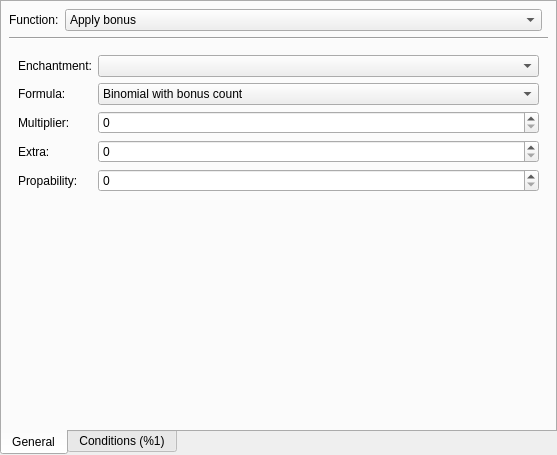
The window that src/loottablefunction.ui (IoeCmcomc/MCDatapacker) describes before a commit, drawn with Qt 5.
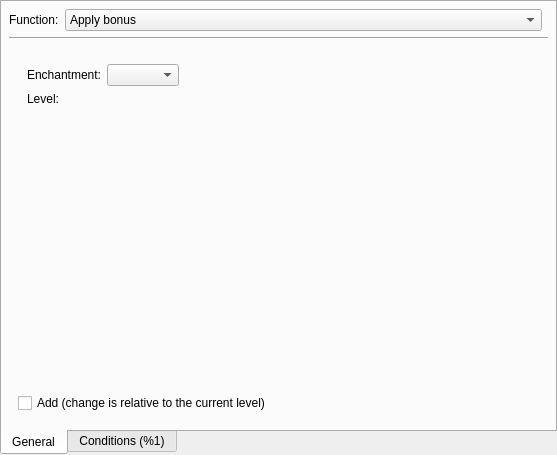
The same window after the commit. Custom widgets are drawn as their Qt base class.

Commit message:
[Impl] Add "set enchantments" loot table function
ExtendedTableWidget::ColumnMapping:
- Store the editor's class as a enum value.

Diff of the .ui file:
```diff
--- a/src/loottablefunction.ui
+++ b/src/loottablefunction.ui
@@ -39,7 +39,7 @@
     <item row="2" column="0" colspan="3">
      <widget class="QStackedWidget" name="stackedWidget">
       <property name="currentIndex">
-       <number>0</number>
+       <number>13</number>
       </property>
       <widget class="QWidget" name="apply_bonus">
        <layout class="QFormLayout" name="formLayout_2">
@@ -712,6 +712,57 @@
         </item>
        </layout>
       </widget>
+      <widget class="QWidget" name="set_enchantments">
+       <layout class="QGridLayout" name="gridLayout_11">
+        <item row="0" column="0">
+         <widget class="ExtendedTableWidget" name="setEnchant_table">
+          <property name="columnTitles">
+           <stringlist>
+            <string>Enchantment</string>
+            <string>Level</string>
+           </stringlist>
+          </property>
+          <widget class="QFrame" name="container">
+           <layout class="QFormLayout" name="formLayout_6">
+            <item row="0" column="0">
+             <widget class="QLabel" name="label_37">
+              <property name="text">
+               <string>Enchantment:</string>
+              </property>
+              <property name="buddy">
+               <cstring>setEnchant_combo</cstring>
+              </property>
+             </widget>
+            </item>
+            <item row="0" column="1">
+             <widget class="QComboBox" name="setEnchant_combo"/>
+            </item>
+            <item row="1" column="0">
+             <widget class="QLabel" name="label_38">
+              <property name="text">
+               <string>Level:</string>
+              </property>
+              <property name="buddy">
+               <cstring>setEnchant_numberProvider</cstring>
+              </property>
+             </widget>
+            </item>
+            <item row="1" column="1">
+             <widget class="NumberProvider" name="setEnchant_numberProvider"/>
+            </item>
+           </layout>
+          </widget>
+         </widget>
+        </item>
+        <item row="1" column="0">
+         <widget class="TrueFalseBox" name="setEnchant_addCheck">
+          <property name="text">
+           <string>Add (change is relative to the current level)</string>
+          </property>
+         </widget>
+        </item>
+       </layout>
+      </widget>
       <widget class="QWidget" name="set_loot_table">
        <layout class="QFormLayout" name="formLayout_3">
         <item row="0" column="0">
@@ -1091,6 +1142,19 @@
   </widget>
  </widget>
  <customwidgets>
+  <customwidget>
+   <class>ExtendedTableWidget</class>
+   <extends>QWidget</extends>
+   <header>extendedtablewidget.h</header>
+   <addpagemethod>setContainer</addpagemethod>
+   <container>1</container>
+  </customwidget>
+  <customwidget>
+   <class>NumberProvider</class>
+   <extends>QFrame</extends>
+   <header>numberprovider.h</header>
+   <container>1</container>
+  </customwidget>
   <customwidget>
    <class>TrueFalseBox</class>
    <extends>QCheckBox</extends>
@@ -1102,12 +1166,6 @@
    <header location="global">datawidgetinterface.h</header>
    <container>1</container>
   </customwidget>
-  <customwidget>
-   <class>NumberProvider</class>
-   <extends>QFrame</extends>
-   <header location="global">numberprovider.h</header>
-   <container>1</container>
-  </customwidget>
   <customwidget>
    <class>OptionalSpinBox</class>
    <extends>QSpinBox</extends>
```
Left out of the diff: 5 changed lines with no effect on the pictures. The commit also changes 9 other files.
